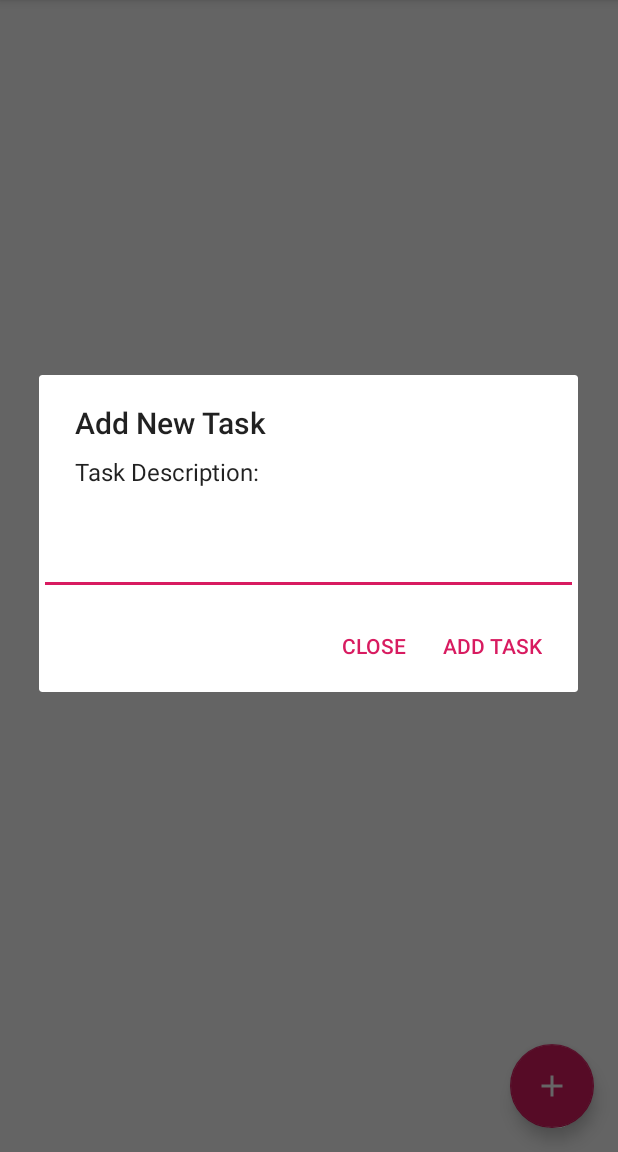
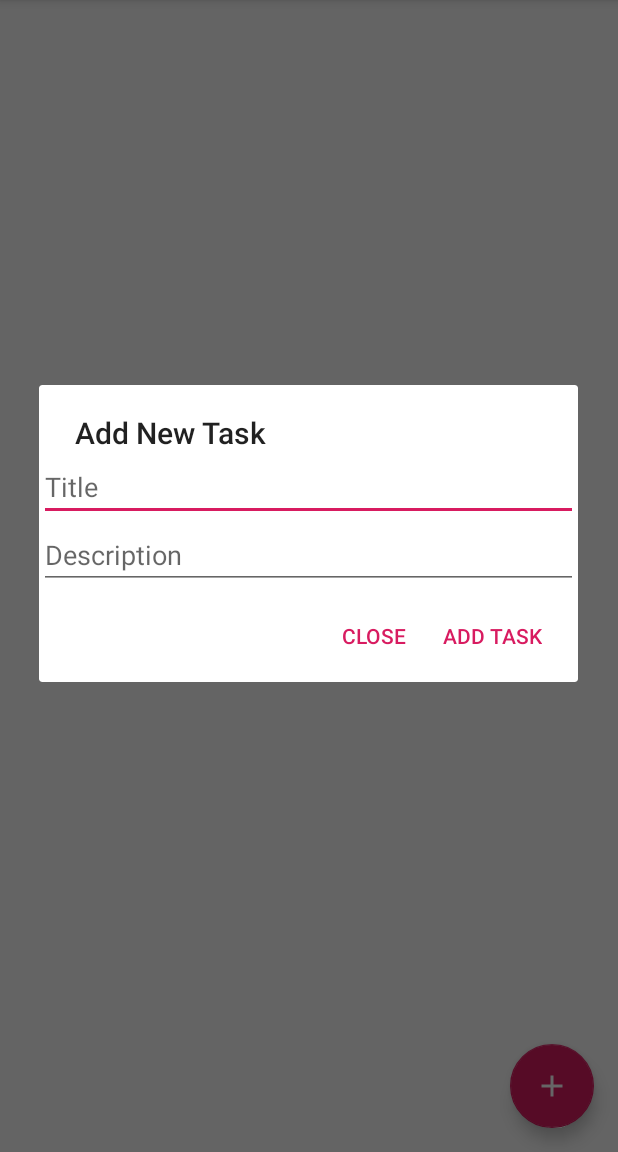
Before and after one commit to ShubhamKJha/android-development, an Android app: the screen it shows after launch (MainActivity), after a tap on an icon or button, on a phone screen of 412 x 824 dp, the part 84-1236 px from its top. Run offline under Robolectric (Android 15) with nearby library versions, the phone set to English and light mode, and no system bars.

Commit message:
Added RecyclerView for Todos and checkboxes

```diff
--- a/ToDoList/app/build.gradle
+++ b/ToDoList/app/build.gradle
@@ -27,4 +27,5 @@ dependencies {
     testImplementation 'junit:junit:4.12'
     androidTestImplementation 'com.android.support.test:runner:1.0.2'
     androidTestImplementation 'com.android.support.test.espresso:espresso-core:3.0.2'
+    implementation 'com.android.support:recyclerview-v7:28.0.0'
 }
--- a/ToDoList/app/src/main/java/app/com/shubham/todolist/MainActivity.java
+++ b/ToDoList/app/src/main/java/app/com/shubham/todolist/MainActivity.java
@@ -8,6 +8,10 @@ import android.os.Bundle;
 import android.support.design.widget.FloatingActionButton;
 import android.support.design.widget.Snackbar;
 import android.support.v7.app.AlertDialog;
+import android.support.v7.widget.DefaultItemAnimator;
+import android.support.v7.widget.DividerItemDecoration;
+import android.support.v7.widget.LinearLayoutManager;
+import android.support.v7.widget.RecyclerView;
 import android.util.Log;
 import android.view.View;
 import android.support.design.widget.NavigationView;
@@ -18,15 +22,22 @@ import android.support.v7.app.AppCompatActivity;
 import android.support.v7.widget.Toolbar;
 import android.view.Menu;
 import android.view.MenuItem;
+import android.view.ViewGroup;
 import android.widget.ArrayAdapter;
+import android.widget.CheckBox;
 import android.widget.EditText;
+import android.widget.LinearLayout;
 import android.widget.ListView;
+import android.widget.RelativeLayout;
+import android.widget.TextView;
 
 import java.util.ArrayList;
 import java.util.List;
 
+import app.com.shubham.todolist.adapters.TaskAdapter;
 import app.com.shubham.todolist.db.TaskData;
 import app.com.shubham.todolist.db.TaskDbHelper;
+import app.com.shubham.todolist.utils.Task;
 
 public class MainActivity extends AppCompatActivity
         implements NavigationView.OnNavigationItemSelectedListener {
@@ -35,6 +46,10 @@ public class MainActivity extends AppCompatActivity
     private TaskDbHelper mHelper = null;
     private ListView mTaskListView = null;
     private ArrayAdapter<String> mAdapter = null;
+    private RecyclerView rv_tasks = null;
+
+    private List<Task> taskList = new ArrayList<>();
+    private TaskAdapter adapter;
 
     @Override
     protected void onCreate(Bundle savedInstanceState) {
@@ -52,7 +67,6 @@ public class MainActivity extends AppCompatActivity
                 showDialogWindow();
             }
         });
-        mTaskListView = (ListView)findViewById(R.id.lv_Content_page);
 
         DrawerLayout drawer = (DrawerLayout) findViewById(R.id.drawer_layout);
         ActionBarDrawerToggle toggle = new ActionBarDrawerToggle(
@@ -63,7 +77,16 @@ public class MainActivity extends AppCompatActivity
         NavigationView navigationView = (NavigationView) findViewById(R.id.nav_view);
         navigationView.setNavigationItemSelectedListener(this);
 
-        updateUI();
+        rv_tasks = (RecyclerView)findViewById(R.id.rv_Content_page);
+        adapter = new TaskAdapter(taskList);
+        RecyclerView.LayoutManager llm = new LinearLayoutManager(this);
+
+        rv_tasks.setLayoutManager(llm);
+        rv_tasks.setItemAnimator(new DefaultItemAnimator());
+        rv_tasks.addItemDecoration(new DividerItemDecoration(this, LinearLayoutManager.VERTICAL));
+        rv_tasks.setAdapter(adapter);
+
+        initializeDatabase();
     }
 
     @Override
@@ -124,54 +147,92 @@ public class MainActivity extends AppCompatActivity
     }
 
     private void showDialogWindow(){
+
+        LinearLayout linearLayout = new LinearLayout(this);
+        linearLayout.setOrientation(LinearLayout.VERTICAL);
+
+
         final EditText taskEditText = new EditText(this);
+        taskEditText.setHint("Title");
+        final EditText taskDescEditText = new EditText(this);
+        taskDescEditText.setHint("Description");
+
+        linearLayout.addView(taskEditText);
+        linearLayout.addView(taskDescEditText);
 
         AlertDialog alertDialog = new AlertDialog.Builder(this)
                 .setTitle("Add New Task")
-                .setMessage("Task Description:")
-                .setView(taskEditText)
+                .setView(linearLayout)
                 .setPositiveButton("ADD TASK", new DialogInterface.OnClickListener() {
                     @Override
                     public void onClick(DialogInterface dialogInterface, int i) {
-                        String task = taskEditText.getText().toString();
+                        String task_title = taskEditText.getText().toString();
+                        String task_desc = taskDescEditText.getText().toString();
                         SQLiteDatabase db = mHelper.getWritableDatabase();
                         ContentValues values = new ContentValues();
-                        values.put(TaskData.TaskEntry.COL_TASK_TITLE, task);
+                        values.put(TaskData.TaskEntry.COL_TASK_TITLE, task_title);
+                        values.put(TaskData.TaskEntry.COL_TASK_DESC, task_desc);
+                        values.put(TaskData.TaskEntry.COL_TASK_DONE, 0);
                         db.insertWithOnConflict(TaskData.TaskEntry.TABLE,
                                 null,values, SQLiteDatabase.CONFLICT_REPLACE);
                         db.close();
-                        updateUI();
+                        taskList.add(new Task(task_title, task_desc, 0));
+                        adapter.notifyDataSetChanged();
                     }
                 }).setNegativeButton("CLOSE", null)
                 .create();
         alertDialog.show();
     }
 
-    private void updateUI(){
-        ArrayList<String> taskList = new ArrayList<>();
+    private void initializeDatabase(){
         SQLiteDatabase db = mHelper.getReadableDatabase();
         Cursor cursor = db.query(TaskData.TaskEntry.TABLE,
                 new String[]{TaskData.TaskEntry._ID,
-                        TaskData.TaskEntry.COL_TASK_TITLE},
+                        TaskData.TaskEntry.COL_TASK_TITLE,
+                        TaskData.TaskEntry.COL_TASK_DESC,
+                        TaskData.TaskEntry.COL_TASK_DONE},
                 null,null,null,null,null);
         while(cursor.moveToNext()){
             int idx = cursor.getColumnIndex(TaskData.TaskEntry.COL_TASK_TITLE);
-            taskList.add(cursor.getString(idx));
+            String task_title = cursor.getString(idx);
+
+            idx = cursor.getColumnIndex(TaskData.TaskEntry.COL_TASK_DESC);
+            String task_desc = cursor.getString(idx);
+
+            idx = cursor.getColumnIndex(TaskData.TaskEntry.COL_TASK_DONE);
+            int task_done = cursor.getInt(idx);
+
+            taskList.add(new Task(task_title, task_desc, task_done));
         }
+        adapter.notifyDataSetChanged();
 
-        if(mAdapter==null){
-            mAdapter = new ArrayAdapter<>(this,
-                    R.layout.todo_item,
-                    R.id.tv_task_name,
-                    taskList);
-            mTaskListView.setAdapter(mAdapter);
-        }
-        else{
-            mAdapter.clear();
-            mAdapter.addAll(taskList);
-            mAdapter.notifyDataSetChanged();
-        }
         cursor.close();
         db.close();
+
+    }
+
+    public void change_to_done(View v){
+        CheckBox cb = (CheckBox)v;
+        boolean checked = cb.isChecked();
+
+        int pos = (int)cb.getTag();
+
+        RelativeLayout parent = (RelativeLayout) cb.getParent();
+        TextView textTitle = (TextView)parent.findViewById(R.id.tv_task_name);
+        String title = textTitle.getText().toString();
+
+        int res;
+        if(checked)
+            res = 1;
+        else res = 0;
+
+        SQLiteDatabase db = mHelper.getWritableDatabase();
+
+        ContentValues values = new ContentValues();
+        String Filter = TaskData.TaskEntry._ID+"="+(pos+1);
+        values.put(TaskData.TaskEntry.COL_TASK_DONE,res);
+        db.update(TaskData.TaskEntry.TABLE,values,Filter,null);
+        db.close();
+        taskList.get(pos).setTask_done(checked);
     }
 }
--- a/ToDoList/app/src/main/java/app/com/shubham/todolist/db/TaskData.java
+++ b/ToDoList/app/src/main/java/app/com/shubham/todolist/db/TaskData.java
@@ -3,10 +3,13 @@ package app.com.shubham.todolist.db;
 import android.provider.BaseColumns;
 
 public class TaskData {
-    public static final String DB_NAME = "app.com.shubham.db";
+    public static final String DB_NAME = "app.com.shubham2.db";
     public static final int DB_VERSION = 1;
+
     public class TaskEntry implements BaseColumns{
         public static final String TABLE = "tasks";
         public static final String COL_TASK_TITLE = "title";
+        public static final String COL_TASK_DESC = "descriptions";
+        public static final String COL_TASK_DONE = "taskdone";
     }
 }
--- a/ToDoList/app/src/main/java/app/com/shubham/todolist/db/TaskDbHelper.java
+++ b/ToDoList/app/src/main/java/app/com/shubham/todolist/db/TaskDbHelper.java
@@ -13,7 +13,9 @@ public class TaskDbHelper extends SQLiteOpenHelper {
     public void onCreate(SQLiteDatabase sqLiteDatabase) {
         String createTable = "CREATE TABLE " + TaskData.TaskEntry.TABLE +
                 " ( " + TaskData.TaskEntry._ID + " INTEGER PRIMARY KEY AUTOINCREMENT, "
-                + TaskData.TaskEntry.COL_TASK_TITLE + " TEXT NOT NULL);";
+                + TaskData.TaskEntry.COL_TASK_TITLE + " TEXT NOT NULL, "
+                + TaskData.TaskEntry.COL_TASK_DESC + " TEXT NOT NULL, "
+                + TaskData.TaskEntry.COL_TASK_DONE + " INTEGER NOT NULL);";
         sqLiteDatabase.execSQL(createTable);
     }
 
--- /dev/null
+++ b/ToDoList/app/src/main/res/drawable/ic_delete_black_24dp.xml
@@ -0,0 +1,5 @@
+<vector android:height="24dp" android:tint="#8F8F92"
+    android:viewportHeight="24.0" android:viewportWidth="24.0"
+    android:width="24dp" xmlns:android="http://schemas.android.com/apk/res/android">
+    <path android:fillColor="#FF000000" android:pathData="M6,19c0,1.1 0.9,2 2,2h8c1.1,0 2,-0.9 2,-2V7H6v12zM19,4h-3.5l-1,-1h-5l-1,1H5v2h14V4z"/>
+</vector>
--- a/ToDoList/app/src/main/res/layout/content_main.xml
+++ b/ToDoList/app/src/main/res/layout/content_main.xml
@@ -8,9 +8,10 @@
     tools:context=".MainActivity"
     tools:showIn="@layout/app_bar_main">
 
-    <ListView
-        android:id="@+id/lv_Content_page"
+    <android.support.v7.widget.RecyclerView
+        android:id="@+id/rv_Content_page"
         android:layout_width="match_parent"
-        android:layout_height="match_parent" />
+        android:layout_height="match_parent"
+        android:scrollbars="vertical"/>
 
 </android.support.constraint.ConstraintLayout>
```
Also changed, not shown: ToDoList/app/src/main/java/app/com/shubham/todolist/adapters/TaskAdapter.java (added, +75 -0 lines), ToDoList/app/src/main/java/app/com/shubham/todolist/utils/Task.java (added, +41 -0 lines), ToDoList/app/src/main/res/layout/to_do_description.xml (added, +67 -0 lines), ToDoList/app/src/main/res/layout/todo_item.xml (deleted, +0 -22 lines).
